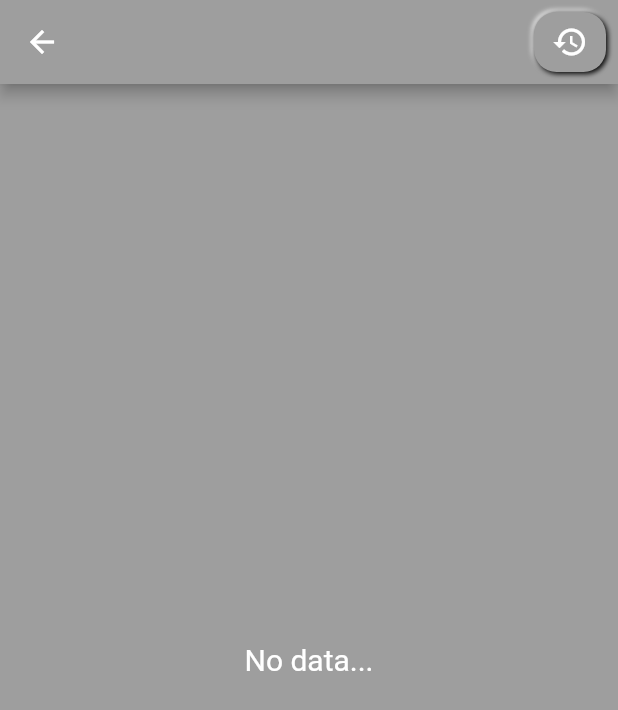
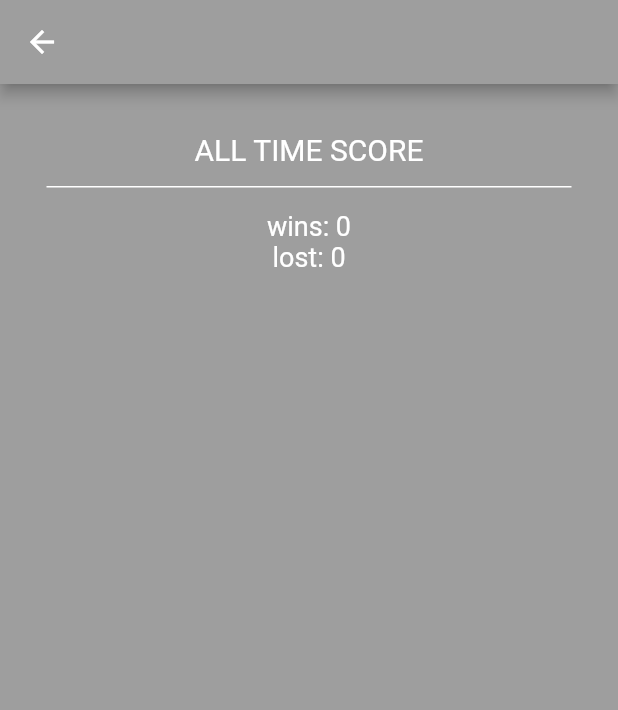
Before and after one commit to imujtaba8488/tic_tac_toe, a Flutter app: the Stats screen opened directly, on a phone screen of 412 x 824 dp. Shown: the top 710 px of the screen. Run offline on Flutter 3.47's test engine with Material 2 defaults, Android fonts, the phone set to English and light mode, and no system bars; our stand-ins replace assets_audio_player, cloud_firestore, google_fonts; missing offline and left inert: augmentory; accounts and stored records are empty; Roboto replaces fonts that are missing (Aclonica, Ultra).

Commit message:
Changed the logic of stats' page from StreamBuilder to simply getting the lifeTimeScore from the scoped Model. Also, game froze in case an unavailable move was played, corrected that in the board.dart

```diff
--- a/lib/main.dart
+++ b/lib/main.dart
@@ -1,12 +1,11 @@
 import 'package:flutter/material.dart';
 import 'package:scoped_model/scoped_model.dart';
 import 'package:tic_tac_toe/src/models/sound_effect_player.dart';
-import 'package:tic_tac_toe/src/pages/home_page.dart';
 
-import './src/scoped_models/game_model.dart';
+import './src/models/app_theme.dart';
 import './src/models/player.dart';
 import './src/pages/login_page.dart';
-import './src/models/app_theme.dart';
+import './src/scoped_models/game_model.dart';
 
 void main() => runApp(TicTacToe());
 
--- a/lib/src/models/player.dart
+++ b/lib/src/models/player.dart
@@ -15,7 +15,7 @@ class Player {
   Score _currentScore;
 
   /// The lifetime score of the player for all the games.
-  Score _lifeTimeScore;
+  Score lifeTimeScore;
 
   /// The move sound-effect assigned to this player.
   SoundEffect moveSoundEffect;
@@ -27,7 +27,7 @@ class Player {
   }) {
     _movesPlayed = [];
     _currentScore = Score(wins: 0, loss: 0);
-    _lifeTimeScore = Score();
+    lifeTimeScore = Score();
   }
 
   /// Adds the given move [movePlayedAt] to the list of this player's moves.
@@ -43,13 +43,11 @@ class Player {
   /// Updates score by a win.
   void registerAWin() {
     _currentScore.wins++;
-    _lifeTimeScore.wins++;
   }
 
   /// Updates score by a loss.
   void registerALoss() {
     _currentScore.loss++;
-    _lifeTimeScore.loss++;
   }
 
   /// Returns a read-only copy of moves played by this player.
--- a/lib/src/models/score.dart
+++ b/lib/src/models/score.dart
@@ -1,7 +1,7 @@
 class Score {
   static int draws = 0;
-  int wins = 0;
-  int loss = 0;
+  int wins;
+  int loss;
 
   Score({this.wins = 0, this.loss = 0});
 }
--- a/lib/src/pages/home_page.dart
+++ b/lib/src/pages/home_page.dart
@@ -57,7 +57,8 @@ class _HomePageState extends State<HomePage> {
                     icon: Icon(Icons.star),
                     onPressed: () => Navigator.push(
                       context,
-                      MaterialPageRoute(builder: (context) => LeaderBoardPage()),
+                      MaterialPageRoute(
+                          builder: (context) => LeaderBoardPage()),
                     ),
                   ),
                 ),
@@ -134,7 +135,6 @@ class _HomePageState extends State<HomePage> {
                   child: Board(),
                 ),
 
-
                 // GameOver response system.
                 gameModel.statusChange == StatusChange.draw ||
                         gameModel.statusChange == StatusChange.player1_won ||
--- a/lib/src/pages/leader_board_page.dart
+++ b/lib/src/pages/leader_board_page.dart
@@ -60,7 +60,7 @@ class _LeaderBoardPageState extends State<LeaderBoardPage> {
         ),
       ),
       trailing: Container(
-        width: MediaQuery.of(context).size.width / 3.0,
+        width: MediaQuery.of(context).size.width / 2.0,
         child: Row(
           children: <Widget>[
             Text(
--- a/lib/src/pages/stats.dart
+++ b/lib/src/pages/stats.dart
@@ -1,4 +1,3 @@
-import 'package:cloud_firestore/cloud_firestore.dart';
 import 'package:flutter/material.dart';
 import 'package:scoped_model/scoped_model.dart';
 import 'package:tic_tac_toe/src/models/cloud.dart';
@@ -20,38 +19,8 @@ class _StatsState extends State<Stats> {
           backgroundColor: gameModel.theme.backgroundColor,
           appBar: AppBar(
             backgroundColor: gameModel.theme.backgroundColor,
-            actions: <Widget>[
-              Tooltip(
-                message: 'Reset Game Stats',
-                child: Container(
-                  margin: EdgeInsets.all(8.0),
-                  decoration: gameModel.theme.decoration,
-                  child: IconButton(
-                    icon: Icon(
-                      Icons.restore,
-                      color: gameModel.theme.iconColor,
           ),
-                    onPressed: () => Cloud().reset(),
-                  ),
-                ),
-              )
-            ],
-          ),
-          body: StreamBuilder(
-            stream: Firestore.instance.collection('score').snapshots(),
-            builder: (BuildContext context, AsyncSnapshot snapshot) {
-              if (!snapshot.hasData || snapshot.data.documents.length == 0) {
-                return Center(
-                  child: Text(
-                    'No data...',
-                    style: gameModel.theme.gameOverTextStyle,
-                  ),
-                );
-              } else {
-                for (int i = 0; i < snapshot.data.documents.length; i++) {
-                  if (snapshot.data.documents[i]['username']
-                      .contains(gameModel.player1.name)) {
-                    return ListTile(
+          body: ListTile(
             title: Container(
               margin: EdgeInsets.all(15),
               height: 50,
@@ -71,39 +40,18 @@ class _StatsState extends State<Stats> {
               // crossAxisAlignment: CrossAxisAlignment.center,
               children: <Widget>[
                 Text(
-                            'wins: ${snapshot.data.documents[i]['wins']}',
+                  'wins: ${gameModel.player1.lifeTimeScore.wins}',
                   style: gameModel.theme.resultTextStyle,
                 ),
                 Text(
-                            'lost: ${snapshot.data.documents[i]['lost']}',
+                  'lost: ${gameModel.player1.lifeTimeScore.loss}',
                   style: gameModel.theme.resultTextStyle,
                 ),
               ],
             ),
-                    );
-                  }
-                }
-                return Container();
-              }
-            },
           ),
         );
       },
     );
   }
-
-  // _builder(context, document) {
-  //   print('inside _builder');
-  //   return ListTile(
-  //     title: Text('score'),
-  //     subtitle: Column(
-  //       children: <Widget>[
-  //         Text('Score....'),
-  //         Text('wins....'),
-  //         Text(document['wins'].toString()),
-  //         // Text('lost: ${document['lost']}'),
-  //       ],
-  //     ),
-  //   );
-  // }
 }
--- /dev/null
+++ b/lib/src/scoped_models/constants.dart
@@ -0,0 +1,21 @@
+part of 'game_model.dart';
+
+/// Describes who's turn it is to play.
+enum Turn { player1, player2 }
+
+/// Describes the game status, i.e. whether moves are yet left to play or all moves have been consumed, hence, a draw.
+enum _GameStatus { moves_available, draw }
+
+/// Describes the play status, i.e. whether either of the players have won or the game is still on.
+enum _PlayStatus { player1_won, player2_won, active }
+
+/// Describes the moves status, i.e. whether a move at a given index is available to be played or not.
+enum _MoveStatus { next_move_available, next_move_unavailable }
+
+enum StatusChange {
+  draw,
+  player1_won,
+  player2_won,
+  error_next_move_unavailable,
+  none,
+}
```
Also changed, not shown: lib/src/boards/board.dart (+4 -5 lines), lib/src/models/cloud.dart (+20 -18 lines), lib/src/pages/login_page.dart (+3 -5 lines), lib/src/scoped_models/game_model.dart (+39 -214 lines), lib/src/scoped_models/win_lose_logic.dart (added, +174 -0 lines). Lines whose indentation alone changed are shown as unchanged.
